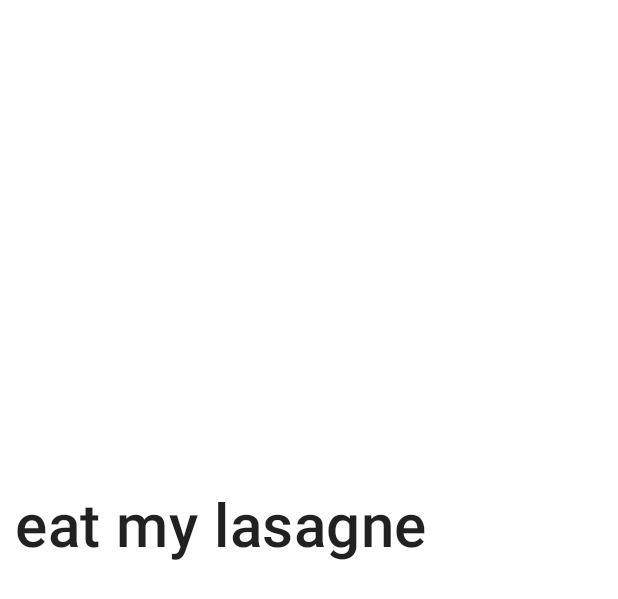
After one commit to baruma/SandmanAlarm, an Android app: the layout timer_item_viewholder.xml on its own in the app's theme, with its tools: preview values and no code run, on a phone screen of 412 x 824 dp. The commit adds this screen. Shown: the top 599 px of the screen. Run offline under Robolectric (Android 15) with nearby library versions, the phone set to English and light mode, and no system bars.

```diff
--- a/app/src/main/java/com/example/sandmanalarm/SandmanApp.kt
+++ b/app/src/main/java/com/example/sandmanalarm/SandmanApp.kt
@@ -27,5 +27,6 @@ class SandmanApp : Application() {
         viewModel { AlarmListViewModel(get(), Dispatchers.IO) }
         single { AlarmDatabase.getDatabase(this@SandmanApp) }
         single { AlarmRepository(get()) }
+//        single { SandmanAlarmManager(get()) }
     }
 }
--- a/app/src/main/java/com/example/sandmanalarm/data/data_timer/TimerDatabase.kt
+++ b/app/src/main/java/com/example/sandmanalarm/data/data_timer/TimerDatabase.kt
@@ -4,8 +4,6 @@ import android.content.Context
 import androidx.room.Database
 import androidx.room.Room
 import androidx.room.RoomDatabase
-import androidx.room.TypeConverters
-import com.example.sandmanalarm.data.data_alarm.Mapper
 
 @Database(entities = [TimerEntity :: class], version = 1, exportSchema = false)
 //@TypeConverters(Mapper::class)
--- a/app/src/main/java/com/example/sandmanalarm/data/data_timer/TimerEntity.kt
+++ b/app/src/main/java/com/example/sandmanalarm/data/data_timer/TimerEntity.kt
@@ -9,6 +9,5 @@ data class TimerEntity (
     val id: Long,
     val time: Long,
     val running: Boolean,
-//    val alertMethod: AlertMethod,
     val timeRemaining: Long
 )
--- /dev/null
+++ b/app/src/main/res/layout/timer_item_viewholder.xml
@@ -0,0 +1,22 @@
+<?xml version="1.0" encoding="utf-8"?>
+<androidx.constraintlayout.widget.ConstraintLayout
+    xmlns:android="http://schemas.android.com/apk/res/android"
+    android:layout_width="match_parent"
+    android:layout_height="match_parent"
+    xmlns:app="http://schemas.android.com/apk/res-auto">
+
+    <TextView
+        android:layout_width="match_parent"
+        android:layout_height="200dp"
+        android:fontFamily="sans-serif-medium"
+        android:padding="10dp"
+        android:textAlignment="textStart"
+        android:textAppearance="@style/TextAppearance.MaterialComponents.Subtitle1"
+        android:textSize="40sp"
+        android:text="eat my lasagne"
+        app:layout_constraintLeft_toLeftOf="parent"
+        app:layout_constraintLeft_toRightOf="parent"
+        app:layout_constraintTop_toTopOf="parent"
+        app:layout_constraintBottom_toBottomOf="parent"/>
+
+</androidx.constraintlayout.widget.ConstraintLayout>
```
Also changed, not shown: app/src/main/AndroidManifest.xml (+14 -2 lines), app/src/main/java/com/example/sandmanalarm/AlarmBroadcastReceiver.kt (added, +65 -0 lines), app/src/main/java/com/example/sandmanalarm/AlarmScheduler.kt (added, +144 -0 lines), app/src/main/java/com/example/sandmanalarm/MainActivity.kt (+35 -14 lines), app/src/main/java/com/example/sandmanalarm/alarm/AlarmItemViewHolder.kt (+10 -18 lines), app/src/main/java/com/example/sandmanalarm/alarm/AlarmListFragment.kt (+13 -4 lines), app/src/main/java/com/example/sandmanalarm/alarm/AlarmListRecyclerAdapter.kt (+4 -9 lines), app/src/main/java/com/example/sandmanalarm/timer/TimerItemViewHolder.kt (added, +17 -0 lines), app/src/main/java/com/example/sandmanalarm/timer/TimerListRecyclerAdapter.kt (added, +40 -0 lines), app/src/main/res/layout/timer_list_fragment.xml (added, +35 -0 lines).
